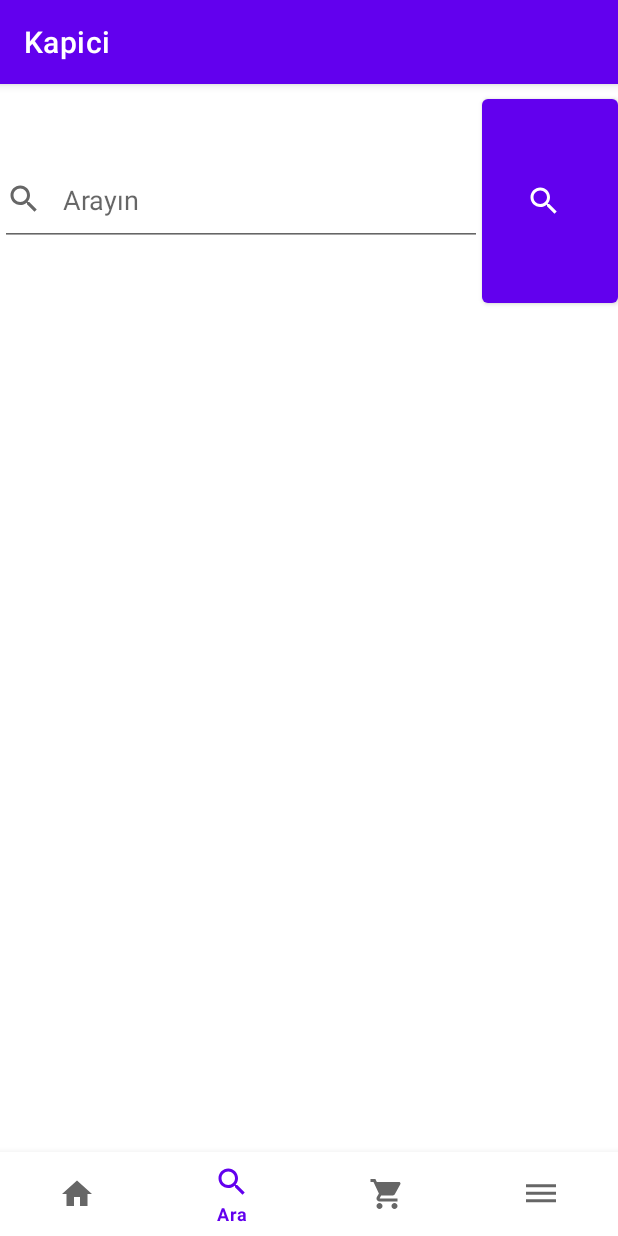
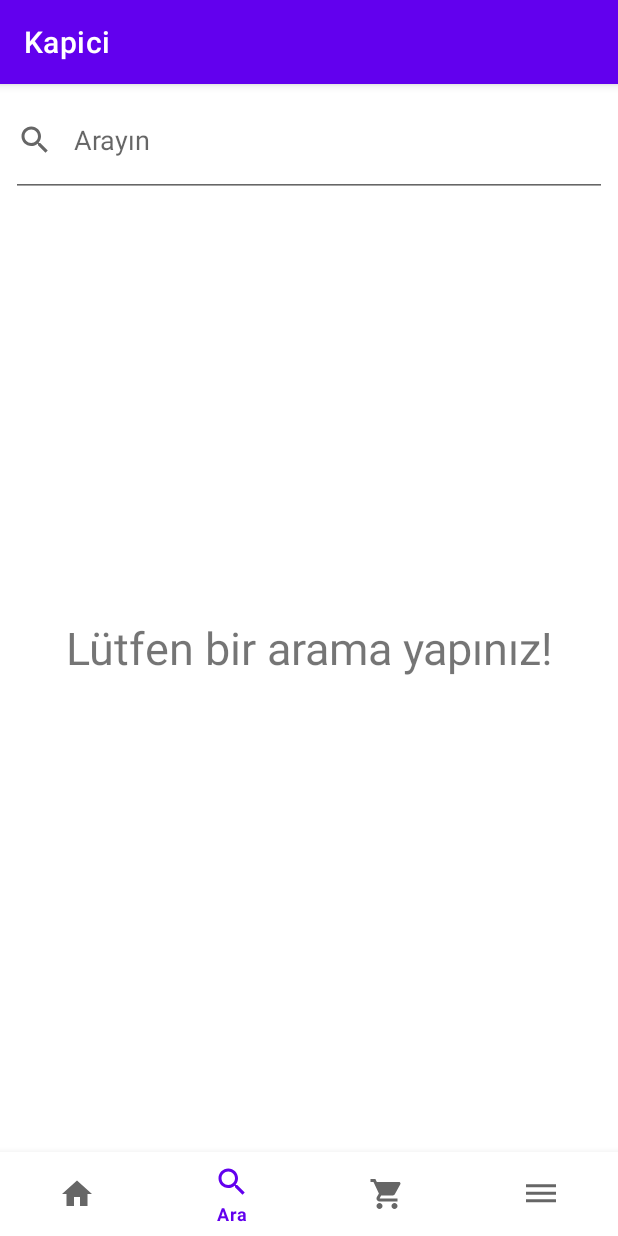
Before and after one commit to doukurt/tasarim, an Android app: the screen it shows after launch once a user with an empty profile is signed in (NavHost), item 2 of the bottom bar chosen, on a phone screen of 412 x 824 dp. Run offline under Robolectric (Android 15) with nearby library versions, the phone set to English and light mode, and no system bars; our stand-ins replace Firebase (no records; nobody signed in at launch, a user with empty details on screens opened directly), Picasso; 1 statement that could not run was skipped.

Commit message:
added product search

```diff
--- a/app/build.gradle
+++ b/app/build.gradle
@@ -41,5 +41,6 @@ dependencies {
     implementation 'com.google.firebase:firebase-firestore'
     implementation 'com.google.firebase:firebase-storage'
     implementation 'com.squareup.picasso:picasso:2.71828'
+    implementation 'com.firebaseui:firebase-ui-firestore:7.1.1'
 }
 apply plugin: 'com.google.gms.google-services'
--- a/app/src/main/java/com/kapici/kapici/Adapters/CategoryProductRecyclerAdapter.java
+++ b/app/src/main/java/com/kapici/kapici/Adapters/CategoryProductRecyclerAdapter.java
@@ -72,7 +72,6 @@ public class CategoryProductRecyclerAdapter extends RecyclerView.Adapter<Categor
 
     @Override
     public int getItemCount() {
-
         return productNameList.size();
     }
 
--- a/app/src/main/java/com/kapici/kapici/HomeFragment.java
+++ b/app/src/main/java/com/kapici/kapici/HomeFragment.java
@@ -23,10 +23,12 @@ public class HomeFragment extends Fragment {
     @Override
     public View onCreateView(@NonNull LayoutInflater inflater, @Nullable ViewGroup container, @Nullable Bundle savedInstanceState) {
         View view =inflater.inflate(R.layout.fragment_home,container,false);
+
         RecyclerView categoryList = view.findViewById(R.id.categoryList);
         categoryList.setLayoutManager(new GridLayoutManager(getContext(),3));
         categoryRecyclerAdapter=new CategoryRecyclerAdapter(category);
         categoryList.setAdapter(categoryRecyclerAdapter);
         return view;
     }
+
 }
--- a/app/src/main/java/com/kapici/kapici/SearchFragment.java
+++ b/app/src/main/java/com/kapici/kapici/SearchFragment.java
@@ -2,18 +2,131 @@ package com.kapici.kapici;
 
 
 import android.os.Bundle;
+import android.text.Editable;
+import android.text.TextWatcher;
 import android.view.LayoutInflater;
 import android.view.View;
 import android.view.ViewGroup;
+import android.widget.Button;
+import android.widget.EditText;
+import android.widget.ImageView;
+import android.widget.TextView;
 
 import androidx.annotation.NonNull;
 import androidx.annotation.Nullable;
+import androidx.cardview.widget.CardView;
 import androidx.fragment.app.Fragment;
+import androidx.recyclerview.widget.GridLayoutManager;
+import androidx.recyclerview.widget.RecyclerView;
+
+import com.firebase.ui.firestore.FirestoreRecyclerAdapter;
+import com.firebase.ui.firestore.FirestoreRecyclerOptions;
+import com.google.firebase.firestore.CollectionReference;
+import com.google.firebase.firestore.FirebaseFirestore;
+import com.google.firebase.firestore.Query;
+import com.kapici.kapici.Models.Products;
+import com.squareup.picasso.Picasso;
+
+import java.util.ArrayList;
 
 public class SearchFragment extends Fragment {
+    EditText searchEditText;
+    TextView textView;
+    ArrayList<String> productNameFB;
+    ArrayList<String> productImageFB;
+    CollectionReference collectionReference;
+    private FirebaseFirestore firebaseFirestore;
+    RecyclerView searchList;
+
     @Nullable
     @Override
     public View onCreateView(@NonNull LayoutInflater inflater, @Nullable ViewGroup container, @Nullable Bundle savedInstanceState) {
-        return inflater.inflate(R.layout.fragment_search,container,false);
+        View view = inflater.inflate(R.layout.fragment_search,container,false);
+
+        searchEditText=view.findViewById(R.id.searchEditText);
+        textView=view.findViewById(R.id.searchTV);
+        productImageFB=new ArrayList<>();
+        productNameFB=new ArrayList<>();
+
+
+        firebaseFirestore= FirebaseFirestore.getInstance();
+        collectionReference=firebaseFirestore.collection("Products");
+
+        searchList = view.findViewById(R.id.searchRecyclerView);
+        searchList.setLayoutManager(new GridLayoutManager(getContext(),3));
+        searchEditText.addTextChangedListener(new TextWatcher() {
+            @Override
+            public void beforeTextChanged(CharSequence s, int start, int count, int after) {
+
+            }
+
+            @Override
+            public void onTextChanged(CharSequence s, int start, int before, int count) {
+
+            }
+
+            @Override
+            public void afterTextChanged(Editable s) {
+                if(s.toString()!=null) {
+                    textView.setVisibility(View.INVISIBLE);
+                    searchList.setVisibility(View.VISIBLE);
+                    getSearchDataFromDB(s.toString());
+                }
+                if(s.length()<1){
+                    textView.setVisibility(View.VISIBLE);
+                    searchList.setVisibility(View.INVISIBLE);
+                }
+            }
+        });
+        return view;
+    }
+    public void getSearchDataFromDB(String data){
+
+        Query query = collectionReference.orderBy("productName").startAt(data).endAt(data +"\uf8ff");
+        FirestoreRecyclerOptions<Products> options = new FirestoreRecyclerOptions.Builder<Products>()
+                .setQuery(query, Products.class)
+                .build();
+        FirestoreRecyclerAdapter<Products,SearchViewHolder> adapter = new FirestoreRecyclerAdapter<Products, SearchViewHolder>(options) {
+            @Override
+            protected void onBindViewHolder(@NonNull SearchViewHolder holder, int position, @NonNull Products model) {
+
+                    holder.productName.setText(model.getProductName());
+                    Picasso.get().load(model.getProductImage()).into(holder.productImage);
+
+            }
+
+            @NonNull
+            @Override
+            public SearchViewHolder onCreateViewHolder(@NonNull ViewGroup parent, int viewType) {
+
+                LayoutInflater layoutInflater= LayoutInflater.from(parent.getContext());
+                View view = layoutInflater.inflate(R.layout.single_category_product,parent,false);
+                return new SearchViewHolder(view);
+            }
+        };
+        adapter.startListening();
+        searchList.setAdapter(adapter);
+
+
+    }
+
+    public class SearchViewHolder extends RecyclerView.ViewHolder{
+        ImageView productImage;
+        TextView productName;
+        EditText productCount;
+        CardView cardView;
+        Button increase,decrease,addCart;
+
+
+        public SearchViewHolder(@NonNull View itemView) {
+            super(itemView);
+            productImage=itemView.findViewById(R.id.listProductImage);
+            productName=itemView.findViewById(R.id.listProductName);
+            productCount=itemView.findViewById(R.id.productCount);
+            increase=itemView.findViewById(R.id.increase);
+            decrease=itemView.findViewById(R.id.decrease);
+            addCart=itemView.findViewById(R.id.addCart);
+            cardView=itemView.findViewById(R.id.single_category_product_id);
+        }
     }
 }
--- a/app/src/main/java/com/kapici/kapici/SignIn.java
+++ b/app/src/main/java/com/kapici/kapici/SignIn.java
@@ -41,6 +41,7 @@ public class SignIn extends AppCompatActivity {
 
         signInEmail = findViewById(R.id.signInEmail);
         signInPassword = findViewById(R.id.signInPassword);
+        signInEmail.onEndBatchEdit();
         FirebaseUser currentUser = firebaseAuth.getCurrentUser();
 
         if (currentUser != null) {
@@ -52,15 +53,14 @@ public class SignIn extends AppCompatActivity {
                 public void onSuccess(DocumentSnapshot documentSnapshot) {
                     Users user = documentSnapshot.toObject(Users.class);
                     isAdmin = user.isAdmin();
+                    Intent intentToAdminPage = new Intent();
                     if (isAdmin) {
-                        Intent intentToAdminPage = new Intent(getApplicationContext(), AdminPanel.class);
-                        startActivity(intentToAdminPage);
-                        finish();
-                    } else if (!isAdmin) {
-                        Intent intent = new Intent(getApplicationContext(), NavHost.class);
-                        startActivity(intent);
-                        finish();
+                        intentToAdminPage.setClass(getApplicationContext(), AdminPanel.class);
+                    } else {
+                        intentToAdminPage.setClass(getApplicationContext(), NavHost.class);
                     }
+                    startActivity(intentToAdminPage);
+                    finish();
                 }
             });
         }
--- a/app/src/main/res/layout/fragment_other.xml
+++ b/app/src/main/res/layout/fragment_other.xml
@@ -9,9 +9,9 @@
 
 
     <ListView
-        android:id="@android:id/list"
+        android:id="@+id/otherList"
         android:layout_width="match_parent"
-        android:layout_height="554dp"/>
+        android:layout_height="558dp" />
 
     <Button
         android:id="@+id/cikis"
--- a/app/src/main/res/layout/fragment_search.xml
+++ b/app/src/main/res/layout/fragment_search.xml
@@ -7,40 +7,43 @@
     tools:context=".SearchFragment">
 
     <EditText
-        android:id="@+id/editTextTextPersonName5"
-        android:layout_width="321dp"
-        android:layout_height="61dp"
-        android:layout_marginBottom="3dp"
+        android:id="@+id/searchEditText"
+        android:layout_width="397dp"
+        android:layout_height="75dp"
+        android:layout_marginBottom="190dp"
         android:drawableLeft="@drawable/ic_baseline_search_24"
         android:ems="10"
         android:hint="   Arayın"
         android:inputType="textPersonName"
-        app:layout_constraintBottom_toTopOf="@+id/recyclerView"
-        app:layout_constraintEnd_toStartOf="@+id/button"
+        app:layout_constraintBottom_toTopOf="@+id/searchTV"
+        app:layout_constraintEnd_toEndOf="parent"
         app:layout_constraintStart_toStartOf="parent"
         app:layout_constraintTop_toTopOf="parent" />
 
-    <Button
-        android:id="@+id/button"
+    <androidx.recyclerview.widget.RecyclerView
+        android:id="@+id/searchRecyclerView"
         android:layout_width="0dp"
         android:layout_height="0dp"
-        android:layout_marginTop="4dp"
-        android:layout_marginBottom="5dp"
-        app:icon="@drawable/ic_baseline_search_24"
-        app:iconGravity="textStart"
-        app:layout_constraintBottom_toTopOf="@+id/recyclerView"
-        app:layout_constraintEnd_toEndOf="parent"
-        app:layout_constraintStart_toEndOf="@+id/editTextTextPersonName5"
-        app:layout_constraintTop_toTopOf="parent" />
-
-    <androidx.recyclerview.widget.RecyclerView
-        android:id="@+id/recyclerView"
-        android:layout_width="396dp"
-        android:layout_height="551dp"
-        android:layout_marginBottom="3dp"
         app:layout_constraintBottom_toBottomOf="parent"
         app:layout_constraintEnd_toEndOf="parent"
         app:layout_constraintStart_toStartOf="parent"
-        app:layout_constraintTop_toBottomOf="@+id/button" />
+        app:layout_constraintTop_toBottomOf="@+id/searchEditText" />
+
+    <TextView
+        android:id="@+id/searchTV"
+        android:layout_width="0dp"
+        android:layout_height="0dp"
+        android:layout_marginStart="24dp"
+        android:layout_marginEnd="24dp"
+        android:layout_marginBottom="226dp"
+        android:gravity="center"
+        android:text="Lütfen bir arama yapınız!"
+        android:textAlignment="gravity"
+        android:textSize="30sp"
+        app:layout_constraintBottom_toBottomOf="parent"
+        app:layout_constraintEnd_toEndOf="parent"
+        app:layout_constraintHorizontal_bias="0.0"
+        app:layout_constraintStart_toStartOf="parent"
+        app:layout_constraintTop_toBottomOf="@+id/searchEditText" />
 
 </androidx.constraintlayout.widget.ConstraintLayout>
```
Also changed, not shown: app/src/main/java/com/kapici/kapici/OtherFragment.java (+16 -3 lines).
